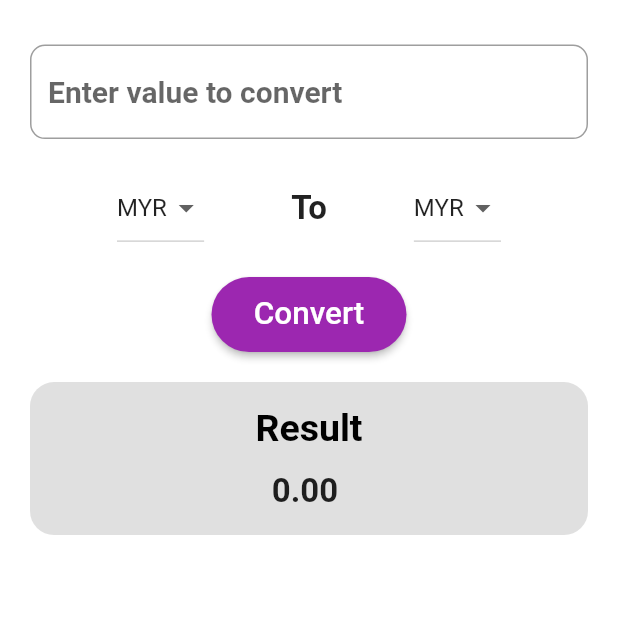
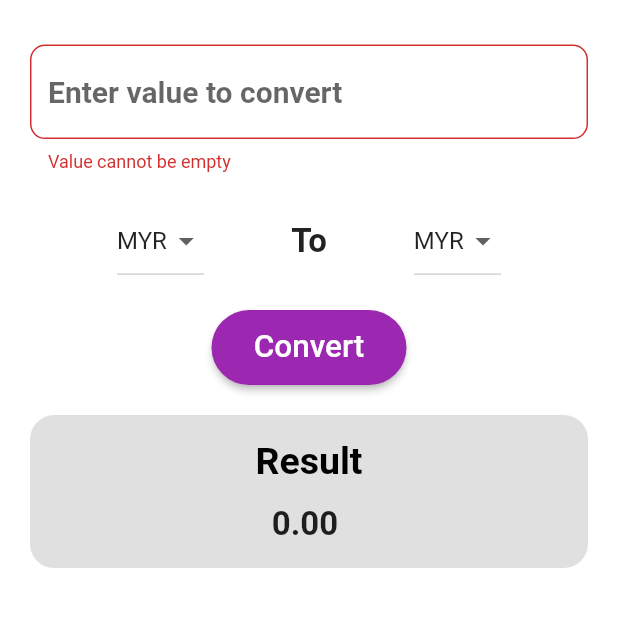
Before and after one commit to laikha25/Lab_1, a Flutter app: the screen it shows after launch, after a tap on "Convert", on a phone screen of 412 x 824 dp, the part 430-1057 px from its top. Run offline on Flutter 3.47's test engine with Material 2 defaults, Android fonts, the phone set to English and light mode, and no system bars.

Commit message:
currency_converter.dart

```diff
--- a/lib/currency_converter.dart
+++ b/lib/currency_converter.dart
@@ -46,9 +46,12 @@ class _CurrencyConvFormState extends State<CurrencyConvForm> {
       curValueTo = 0.0,
       convertVal = 0.0,
       inputValue = 0.0,
+      inputValue2 = "",
       convertValFinal = 0.0,
       desc = 0.0,
+      valEmpty = "",
       symbol = "";
+  final _formKey = GlobalKey<FormState>();
 
   TextEditingController valueEditingController = TextEditingController();
   String selectFrom = "MYR", selectTo = "MYR";
@@ -60,13 +63,21 @@ class _CurrencyConvFormState extends State<CurrencyConvForm> {
         color: Colors.white,
         child: Padding(
           padding: const EdgeInsets.fromLTRB(20, 20, 20, 0),
+          child: Form(
+            key: _formKey,
             child: Column(
               children: [
                 const SizedBox(height: 10),
-              TextField(
+                TextFormField(
+                  textInputAction: TextInputAction.next,
+                  validator: (value) {
+                    if (value == null || value.isEmpty) {
+                      return 'Value cannot be empty';
+                    }
+                  },
                   controller: valueEditingController,
-                style:
-                    const TextStyle(fontSize: 20, fontWeight: FontWeight.bold),
+                  style: const TextStyle(
+                      fontSize: 20, fontWeight: FontWeight.bold),
                   keyboardType: const TextInputType.numberWithOptions(),
                   decoration: InputDecoration(
                       hintText: "Enter value to convert",
@@ -96,7 +107,8 @@ class _CurrencyConvFormState extends State<CurrencyConvForm> {
                     ),
                     const Text(
                       "To",
-                    style: TextStyle(fontSize: 22, fontWeight: FontWeight.bold),
+                      style:
+                          TextStyle(fontSize: 22, fontWeight: FontWeight.bold),
                     ),
                     DropdownButton(
                       itemHeight: 60,
@@ -155,10 +167,14 @@ class _CurrencyConvFormState extends State<CurrencyConvForm> {
             ),
           ),
         ),
+      ),
     );
   }
 
   Future<void> _loadCurrency() async {
+    if (!_formKey.currentState!.validate()) {}
+
+    if (valueEditingController.text.isNotEmpty) {
       var apiid = "28c4e8f0-3d02-11ec-b5e2-555da3d26e56";
       var url =
           Uri.parse('https://freecurrencyapi.net/api/v2/latest?apikey=$apiid');
@@ -166,7 +182,6 @@ class _CurrencyConvFormState extends State<CurrencyConvForm> {
       var rescode = response.statusCode;
 
       inputValue = double.parse(valueEditingController.text);
-
       if (rescode == 200) {
         //200 indicate the query is success
         var jsonData = response.body;
@@ -246,3 +261,4 @@ class _CurrencyConvFormState extends State<CurrencyConvForm> {
       }
     }
   }
+}
```
Lines whose indentation alone changed are shown as unchanged.
